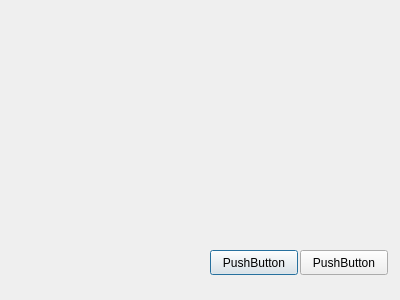
Above: src/app/recordgeneratorform.ui from Aleksiiej/university-db-2 before the change. Below: the same form after it.
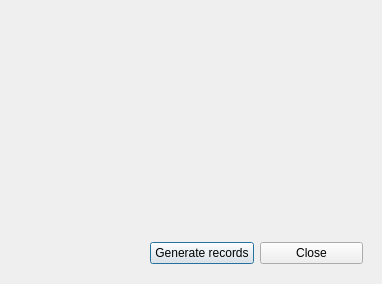
That is the form after the change.

Diff of the .ui file:
```diff
--- a/src/app/recordgeneratorform.ui
+++ b/src/app/recordgeneratorform.ui
@@ -6,38 +6,38 @@
    <rect>
     <x>0</x>
     <y>0</y>
-    <width>400</width>
-    <height>300</height>
+    <width>382</width>
+    <height>284</height>
    </rect>
   </property>
   <property name="windowTitle">
    <string>Dialog</string>
   </property>
-  <widget class="QPushButton" name="pushButton">
+  <widget class="QWidget" name="">
    <property name="geometry">
     <rect>
-     <x>210</x>
-     <y>250</y>
-     <width>88</width>
-     <height>25</height>
+     <x>150</x>
+     <y>240</y>
+     <width>213</width>
+     <height>27</height>
     </rect>
    </property>
-   <property name="text">
-    <string>PushButton</string>
-   </property>
-  </widget>
-  <widget class="QPushButton" name="pushButton_2">
-   <property name="geometry">
-    <rect>
-     <x>300</x>
-     <y>250</y>
-     <width>88</width>
-     <height>25</height>
-    </rect>
-   </property>
-   <property name="text">
-    <string>PushButton</string>
-   </property>
+   <layout class="QHBoxLayout" name="horizontalLayout">
+    <item>
+     <widget class="QPushButton" name="generate_records_pushButton">
+      <property name="text">
+       <string>Generate records</string>
+      </property>
+     </widget>
+    </item>
+    <item>
+     <widget class="QPushButton" name="close_pushButton_2">
+      <property name="text">
+       <string>Close</string>
+      </property>
+     </widget>
+    </item>
+   </layout>
   </widget>
  </widget>
  <resources/>
```
Left out of the diff: 4 changed lines with no effect on the pictures.
